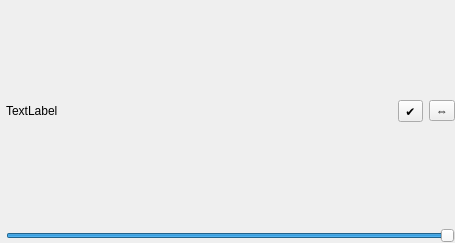
Old version of the form ZoneListItem.ui in the repository DLdota/OpenRGBEffectsPlugin.
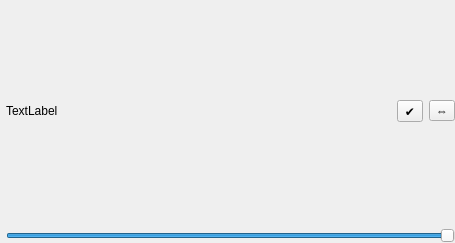
New version of the form. Custom widgets are drawn as their Qt base class.

Commit message: Fixed buttons size

What changed in the file:
```diff
--- a/ZoneListItem.ui
+++ b/ZoneListItem.ui
@@ -37,6 +37,18 @@
    </property>
    <item row="0" column="1">
     <widget class="QToolButton" name="enable">
+     <property name="minimumSize">
+      <size>
+       <width>26</width>
+       <height>0</height>
+      </size>
+     </property>
+     <property name="maximumSize">
+      <size>
+       <width>26</width>
+       <height>16777215</height>
+      </size>
+     </property>
      <property name="toolTip">
       <string>Add to current effect</string>
      </property>
```
Left out of the diff: 12 changed lines with no effect on the pictures. The commit also changes 5 other files.
